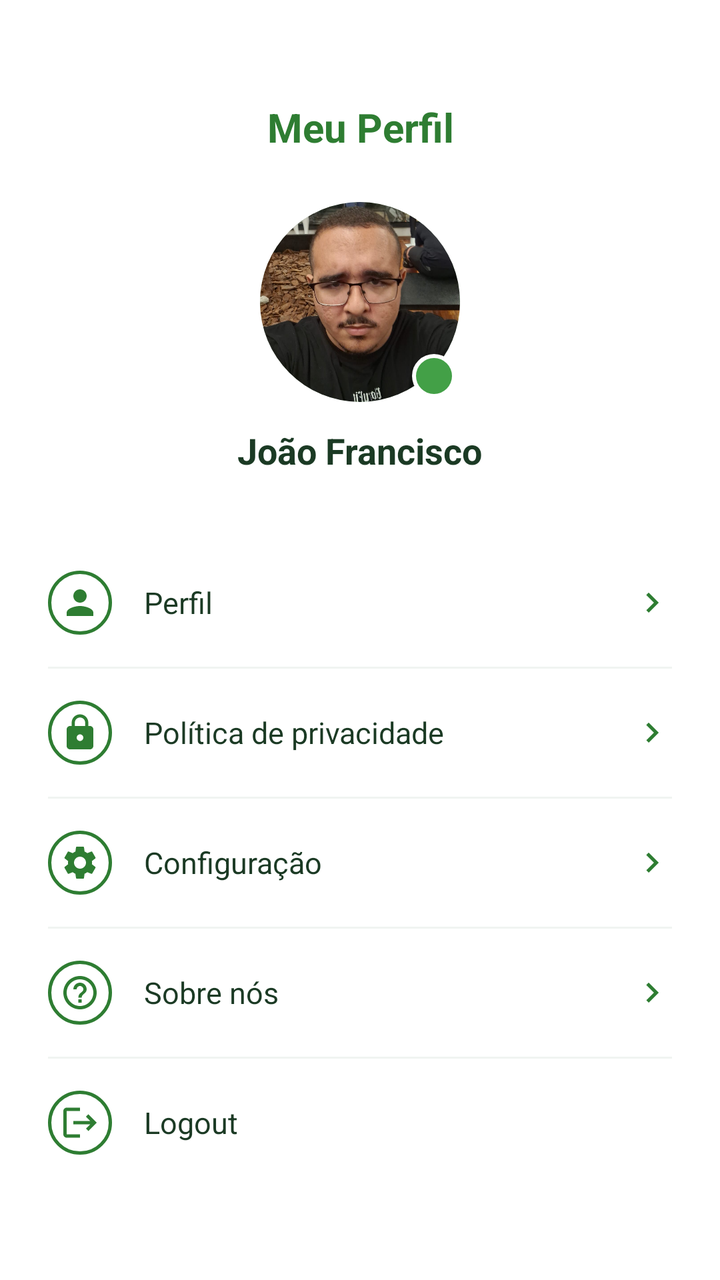
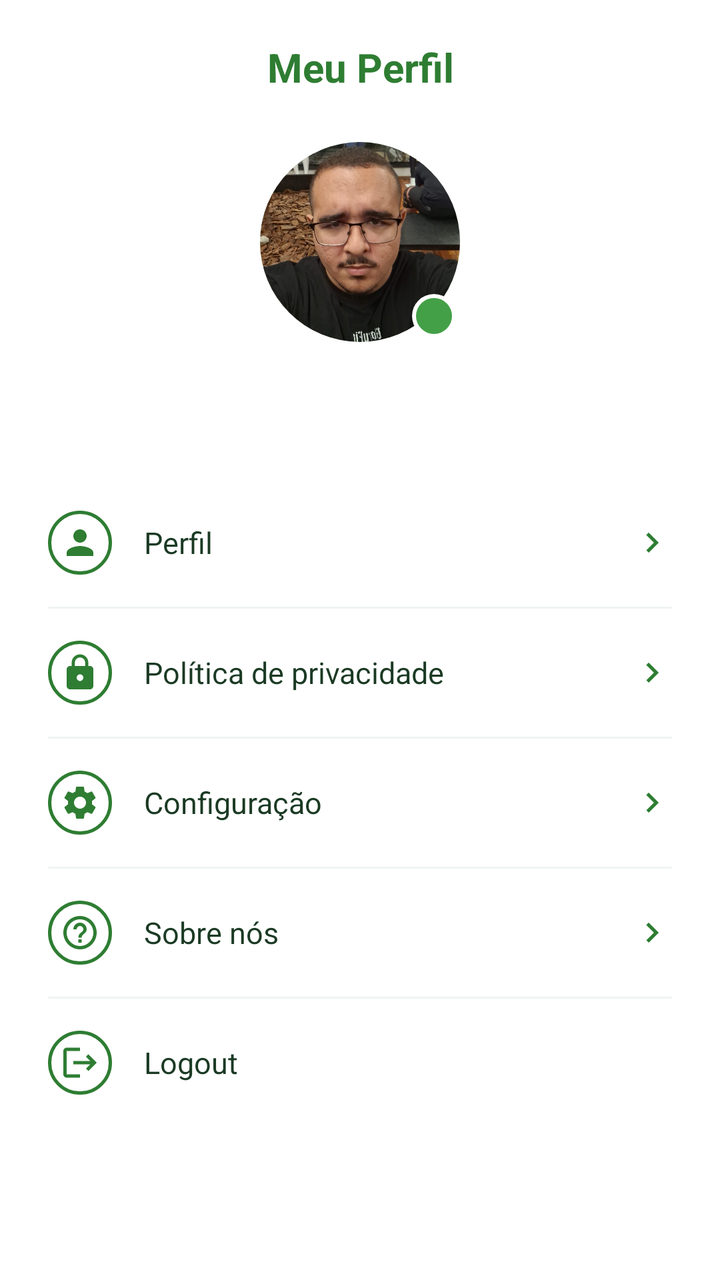

Before-and-after screenshots of an Android layout around one commit, followed by the original layout XML and the change that was made.
<!-- AndroidManifest.xml: application theme android:Theme.Material.Light.NoActionBar -->
<!-- res/layout/fragment_perfil.xml -->
<ScrollView android:layout_width="match_parent" android:layout_height="match_parent" android:background="#FFFFFF" android:fillViewport="true" xmlns:android="http://schemas.android.com/apk/res/android"><LinearLayout android:layout_width="match_parent" android:layout_height="wrap_content" android:orientation="vertical" android:paddingLeft="24dp" android:paddingRight="24dp" android:paddingTop="50dp" android:paddingBottom="30dp"><TextView android:layout_width="match_parent" android:layout_height="wrap_content" android:text="Meu Perfil" android:textSize="20sp" android:textStyle="bold" android:textColor="#2E7D32" android:gravity="center" android:layout_marginBottom="24dp" /><LinearLayout android:layout_width="match_parent" android:layout_height="wrap_content" android:orientation="vertical" android:gravity="center" android:layout_marginBottom="36dp"><FrameLayout android:layout_width="100dp" android:layout_height="100dp"><ImageView android:id="@+id/imgPerfilUser" android:layout_width="100dp" android:layout_height="100dp" android:src="@drawable/user_photo" android:scaleType="centerCrop" android:background="@drawable/bg_circle_avatar" android:clipToOutline="true" /><FrameLayout android:layout_width="22dp" android:layout_height="22dp" android:layout_gravity="bottom|right" android:layout_marginRight="2dp" android:layout_marginBottom="2dp" android:background="@drawable/bg_badge_green_border"></FrameLayout></FrameLayout><TextView android:id="@+id/txtPerfilName" android:layout_width="wrap_content" android:layout_height="wrap_content" android:layout_marginTop="12dp" android:text="João Francisco" android:textSize="18sp" android:textStyle="bold" android:textColor="#1B3A24" /></LinearLayout><LinearLayout android:id="@+id/menuProfile" android:layout_width="match_parent" android:layout_height="56dp" android:orientation="horizontal" android:gravity="center_vertical" android:layout_marginBottom="4dp" android:clickable="true" android:focusable="true" android:background="?attr/selectableItemBackground"><ImageView android:layout_width="32dp" android:layout_height="32dp" android:src="@drawable/ic_menu_profile" /><TextView android:layout_width="0dp" android:layout_height="wrap_content" android:layout_weight="1" android:layout_marginLeft="16dp" android:text="Perfil" android:textSize="15sp" android:textColor="#1B3A24" /><ImageView android:layout_width="20dp" android:layout_height="20dp" android:src="@drawable/ic_chevron_right_green" /></LinearLayout><View android:layout_width="match_parent" android:layout_height="1dp" android:background="#F0F4F1" android:layout_marginBottom="4dp" /><LinearLayout android:id="@+id/menuPrivacy" android:layout_width="match_parent" android:layout_height="56dp" android:orientation="horizontal" android:gravity="center_vertical" android:layout_marginBottom="4dp" android:clickable="true" android:focusable="true" android:background="?attr/selectableItemBackground"><ImageView android:layout_width="32dp" android:layout_height="32dp" android:src="@drawable/ic_menu_privacy" /><TextView android:layout_width="0dp" android:layout_height="wrap_content" android:layout_weight="1" android:layout_marginLeft="16dp" android:text="Política de privacidade" android:textSize="15sp" android:textColor="#1B3A24" /><ImageView android:layout_width="20dp" android:layout_height="20dp" android:src="@drawable/ic_chevron_right_green" /></LinearLayout><View android:layout_width="match_parent" android:layout_height="1dp" android:background="#F0F4F1" android:layout_marginBottom="4dp" /><LinearLayout android:id="@+id/menuSettings" android:layout_width="match_parent" android:layout_height="56dp" android:orientation="horizontal" android:gravity="center_vertical" android:layout_marginBottom="4dp" android:clickable="true" android:focusable="true" android:background="?attr/selectableItemBackground"><ImageView android:layout_width="32dp" android:layout_height="32dp" android:src="@drawable/ic_menu_settings" /><TextView android:layout_width="0dp" android:layout_height="wrap_content" android:layout_weight="1" android:layout_marginLeft="16dp" android:text="Configuração" android:textSize="15sp" android:textColor="#1B3A24" /><ImageView android:layout_width="20dp" android:layout_height="20dp" android:src="@drawable/ic_chevron_right_green" /></LinearLayout><View android:layout_width="match_parent" android:layout_height="1dp" android:background="#F0F4F1" android:layout_marginBottom="4dp" /><LinearLayout android:id="@+id/menuHelp" android:layout_width="match_parent" android:layout_height="56dp" android:orientation="horizontal" android:gravity="center_vertical" android:layout_marginBottom="4dp" android:clickable="true" android:focusable="true" android:background="?attr/selectableItemBackground"><ImageView android:layout_width="32dp" android:layout_height="32dp" android:src="@drawable/ic_menu_help" /><TextView android:layout_width="0dp" android:layout_height="wrap_content" android:layout_weight="1" android:layout_marginLeft="16dp" android:text="Sobre nós" android:textSize="15sp" android:textColor="#1B3A24" /><ImageView android:layout_width="20dp" android:layout_height="20dp" android:src="@drawable/ic_chevron_right_green" /></LinearLayout><View android:layout_width="match_parent" android:layout_height="1dp" android:background="#F0F4F1" android:layout_marginBottom="4dp" /><LinearLayout android:id="@+id/menuLogout" android:layout_width="match_parent" android:layout_height="56dp" android:orientation="horizontal" android:gravity="center_vertical" android:clickable="true" android:focusable="true" android:background="?attr/selectableItemBackground"><ImageView android:layout_width="32dp" android:layout_height="32dp" android:src="@drawable/ic_menu_logout" /><TextView android:id="@+id/txtMenuLogout" android:layout_width="wrap_content" android:layout_height="wrap_content" android:layout_marginLeft="16dp" android:text="Logout" android:textSize="15sp" android:textColor="#1B3A24" /></LinearLayout></LinearLayout></ScrollView>
<!-- resources referenced by this layout -->
<resources>
  <!-- drawable bg_badge_green_border (drawable) -->
  <layer-list xmlns:android="http://schemas.android.com/apk/res/android"><item><shape android:shape="oval"><solid android:color="#FFFFFF" /></shape></item><item android:left="2dp" android:top="2dp" android:right="2dp" android:bottom="2dp"><shape android:shape="oval"><solid android:color="#43A047" /></shape></item></layer-list>
  <!-- drawable bg_circle_avatar (drawable) -->
  <shape android:shape="oval" xmlns:android="http://schemas.android.com/apk/res/android"><solid android:color="#A5D6A7" /></shape>
  <!-- drawable ic_chevron_right_green (drawable) -->
  <vector android:width="20dp" android:height="20dp" android:viewportWidth="24" android:viewportHeight="24" xmlns:android="http://schemas.android.com/apk/res/android"><path android:fillColor="#2E7D32" android:pathData="M10,6L8.59,7.41 13.17,12l-4.58,4.59L10,18l6,-6z" /></vector>
  <!-- drawable ic_menu_logout (drawable) -->
  <layer-list xmlns:android="http://schemas.android.com/apk/res/android"><item><shape android:shape="oval"><solid android:color="#FFFFFF" /><stroke android:width="1.5dp" android:color="#2E7D32" /><size android:width="32dp" android:height="32dp" /></shape></item><item android:left="6dp" android:top="6dp" android:right="6dp" android:bottom="6dp"><vector android:width="20dp" android:height="20dp" android:viewportWidth="24" android:viewportHeight="24" xmlns:android="http://schemas.android.com/apk/res/android"><path android:fillColor="#2E7D32" android:pathData="M17,7l-1.41,1.41L18.17,11H8v2h10.17l-2.58,2.58L17,17l5,-5zM4,5h8V3H4C2.9,3 2,3.9 2,5v14c0,1.1 0.9,2 2,2h8v-2H4V5z" /></vector></item></layer-list>
  <!-- drawable ic_menu_privacy (drawable) -->
  <layer-list xmlns:android="http://schemas.android.com/apk/res/android"><item><shape android:shape="oval"><solid android:color="#FFFFFF" /><stroke android:width="1.5dp" android:color="#2E7D32" /><size android:width="32dp" android:height="32dp" /></shape></item><item android:left="6dp" android:top="6dp" android:right="6dp" android:bottom="6dp"><vector android:width="20dp" android:height="20dp" android:viewportWidth="24" android:viewportHeight="24" xmlns:android="http://schemas.android.com/apk/res/android"><path android:fillColor="#2E7D32" android:pathData="M18,8h-1V6c0,-2.76 -2.24,-5 -5,-5S7,3.24 7,6v2H6c-1.1,0 -2,0.9 -2,2v10c0,1.1 0.9,2 2,2h12c1.1,0 2,-0.9 2,-2V10c0,-1.1 -0.9,-2 -2,-2zM12,17c-1.1,0 -2,-0.9 -2,-2s0.9,-2 2,-2 2,0.9 2,2 -0.9,2 -2,2zM15.1,8H8.9V6c0,-1.71 1.39,-3.1 3.1,-3.1 1.71,0 3.1,1.39 3.1,3.1v2z" /></vector></item></layer-list>
  <!-- drawable ic_menu_profile (drawable) -->
  <layer-list xmlns:android="http://schemas.android.com/apk/res/android"><item><shape android:shape="oval"><solid android:color="#FFFFFF" /><stroke android:width="1.5dp" android:color="#2E7D32" /><size android:width="32dp" android:height="32dp" /></shape></item><item android:left="6dp" android:top="6dp" android:right="6dp" android:bottom="6dp"><vector android:width="20dp" android:height="20dp" android:viewportWidth="24" android:viewportHeight="24" xmlns:android="http://schemas.android.com/apk/res/android"><path android:fillColor="#2E7D32" android:pathData="M12,12c2.21,0 4,-1.79 4,-4s-1.79,-4 -4,-4 -4,1.79 -4,4 1.79,4 4,4zM12,14c-2.67,0 -8,1.34 -8,4v2h16v-2c0,-2.66 -5.33,-4 -8,-4z" /></vector></item></layer-list>
  <!-- unchanged entries left out for length: 3 -->
</resources>

<!-- the commit's change to res/layout/fragment_perfil.xml (unified diff, before → after) -->
@@ -1 +1 @@
-<ScrollView android:layout_width="match_parent" android:layout_height="match_parent" android:background="#FFFFFF" android:fillViewport="true" xmlns:android="http://schemas.android.com/apk/res/android"><LinearLayout android:layout_width="match_parent" android:layout_height="wrap_content" android:orientation="vertical" android:paddingLeft="24dp" android:paddingRight="24dp" android:paddingTop="50dp" android:paddingBottom="30dp"><TextView android:layout_width="match_parent" android:layout_height="wrap_content" android:text="Meu Perfil" android:textSize="20sp" android:textStyle="bold" android:textColor="#2E7D32" android:gravity="center" android:layout_marginBottom="24dp" /><LinearLayout android:layout_width="match_parent" android:layout_height="wrap_content" android:orientation="vertical" android:gravity="center" android:layout_marginBottom="36dp"><FrameLayout android:layout_width="100dp" android:layout_height="100dp"><ImageView android:id="@+id/imgPerfilUser" android:layout_width="100dp" android:layout_height="100dp" android:src="@drawable/user_photo" android:scaleType="centerCrop" android:background="@drawable/bg_circle_avatar" android:clipToOutline="true" /><FrameLayout android:layout_width="22dp" android:layout_height="22dp" android:layout_gravity="bottom|right" android:layout_marginRight="2dp" android:layout_marginBottom="2dp" android:background="@drawable/bg_badge_green_border"></FrameLayout></FrameLayout><TextView android:id="@+id/txtPerfilName" android:layout_width="wrap_content" android:layout_height="wrap_content" android:layout_marginTop="12dp" android:text="João Francisco" android:textSize="18sp" android:textStyle="bold" android:textColor="#1B3A24" /></LinearLayout><LinearLayout android:id="@+id/menuProfile" android:layout_width="match_parent" android:layout_height="56dp" android:orientation="horizontal" android:gravity="center_vertical" android:layout_marginBottom="4dp" android:clickable="true" android:focusable="true" android:background="?attr/selectableItemBackground"><ImageView android:layout_width="32dp" android:layout_height="32dp" android:src="@drawable/ic_menu_profile" /><TextView android:layout_width="0dp" android:layout_height="wrap_content" android:layout_weight="1" android:layout_marginLeft="16dp" android:text="Perfil" android:textSize="15sp" android:textColor="#1B3A24" /><ImageView android:layout_width="20dp" android:layout_height="20dp" android:src="@drawable/ic_chevron_right_green" /></LinearLayout><View android:layout_width="match_parent" android:layout_height="1dp" android:background="#F0F4F1" android:layout_marginBottom="4dp" /><LinearLayout android:id="@+id/menuPrivacy" android:layout_width="match_parent" android:layout_height="56dp" android:orientation="horizontal" android:gravity="center_vertical" android:layout_marginBottom="4dp" android:clickable="true" android:focusable="true" android:background="?attr/selectableItemBackground"><ImageView android:layout_width="32dp" android:layout_height="32dp" android:src="@drawable/ic_menu_privacy" /><TextView android:layout_width="0dp" android:layout_height="wrap_content" android:layout_weight="1" android:layout_marginLeft="16dp" android:text="Política de privacidade" android:textSize="15sp" android:textColor="#1B3A24" /><ImageView android:layout_width="20dp" android:layout_height="20dp" android:src="@drawable/ic_chevron_right_green" /></LinearLayout><View android:layout_width="match_parent" android:layout_height="1dp" android:background="#F0F4F1" android:layout_marginBottom="4dp" /><LinearLayout android:id="@+id/menuSettings" android:layout_width="match_parent" android:layout_height="56dp" android:orientation="horizontal" android:gravity="center_vertical" android:layout_marginBottom="4dp" android:clickable="true" android:focusable="true" android:background="?attr/selectableItemBackground"><ImageView android:layout_width="32dp" android:layout_height="32dp" android:src="@drawable/ic_menu_settings" /><TextView android:layout_width="0dp" android:layout_height="wrap_content" android:layout_weight="1" android:layout_marginLeft="16dp" android:text="Configuração" android:textSize="15sp" android:textColor="#1B3A24" /><ImageView android:layout_width="20dp" android:layout_height="20dp" android:src="@drawable/ic_chevron_right_green" /></LinearLayout><View android:layout_width="match_parent" android:layout_height="1dp" android:background="#F0F4F1" android:layout_marginBottom="4dp" /><LinearLayout android:id="@+id/menuHelp" android:layout_width="match_parent" android:layout_height="56dp" android:orientation="horizontal" android:gravity="center_vertical" android:layout_marginBottom="4dp" android:clickable="true" android:focusable="true" android:background="?attr/selectableItemBackground"><ImageView android:layout_width="32dp" android:layout_height="32dp" android:src="@drawable/ic_menu_help" /><TextView android:layout_width="0dp" android:layout_height="wrap_content" android:layout_weight="1" android:layout_marginLeft="16dp" android:text="Sobre nós" android:textSize="15sp" android:textColor="#1B3A24" /><ImageView android:layout_width="20dp" android:layout_height="20dp" android:src="@drawable/ic_chevron_right_green" /></LinearLayout><View android:layout_width="match_parent" android:layout_height="1dp" android:background="#F0F4F1" android:layout_marginBottom="4dp" /><LinearLayout android:id="@+id/menuLogout" android:layout_width="match_parent" android:layout_height="56dp" android:orientation="horizontal" android:gravity="center_vertical" android:clickable="true" android:focusable="true" android:background="?attr/selectableItemBackground"><ImageView android:layout_width="32dp" android:layout_height="32dp" android:src="@drawable/ic_menu_logout" /><TextView android:id="@+id/txtMenuLogout" android:layout_width="wrap_content" android:layout_height="wrap_content" android:layout_marginLeft="16dp" android:text="Logout" android:textSize="15sp" android:textColor="#1B3A24" /></LinearLayout></LinearLayout></ScrollView>
+<ScrollView android:layout_width="match_parent" android:layout_height="match_parent" android:background="#FFFFFF" android:fillViewport="true" xmlns:android="http://schemas.android.com/apk/res/android"><LinearLayout android:layout_width="match_parent" android:layout_height="wrap_content" android:orientation="vertical" android:paddingLeft="24dp" android:paddingRight="24dp" android:paddingTop="20dp" android:paddingBottom="30dp"><TextView android:layout_width="match_parent" android:layout_height="wrap_content" android:text="Meu Perfil" android:textSize="20sp" android:textStyle="bold" android:textColor="#2E7D32" android:gravity="center" android:layout_marginBottom="24dp" /><LinearLayout android:layout_width="match_parent" android:layout_height="wrap_content" android:orientation="vertical" android:gravity="center" android:layout_marginBottom="36dp"><FrameLayout android:layout_width="100dp" android:layout_height="100dp"><ImageView android:id="@+id/imgPerfilUser" android:layout_width="100dp" android:layout_height="100dp" android:src="@drawable/user_photo" android:scaleType="centerCrop" android:background="@drawable/bg_circle_avatar" android:clipToOutline="true" /><FrameLayout android:layout_width="22dp" android:layout_height="22dp" android:layout_gravity="bottom|right" android:layout_marginRight="2dp" android:layout_marginBottom="2dp" android:background="@drawable/bg_badge_green_border"></FrameLayout></FrameLayout><TextView android:id="@+id/txtPerfilName" android:layout_width="wrap_content" android:layout_height="wrap_content" android:layout_marginTop="12dp" android:textSize="18sp" android:textStyle="bold" android:textColor="#1B3A24" /></LinearLayout><LinearLayout android:id="@+id/menuProfile" android:layout_width="match_parent" android:layout_height="56dp" android:orientation="horizontal" android:gravity="center_vertical" android:layout_marginBottom="4dp" android:clickable="true" android:focusable="true" android:background="?attr/selectableItemBackground"><ImageView android:layout_width="32dp" android:layout_height="32dp" android:src="@drawable/ic_menu_profile" /><TextView android:layout_width="0dp" android:layout_height="wrap_content" android:layout_weight="1" android:layout_marginLeft="16dp" android:text="Perfil" android:textSize="15sp" android:textColor="#1B3A24" /><ImageView android:layout_width="20dp" android:layout_height="20dp" android:src="@drawable/ic_chevron_right_green" /></LinearLayout><View android:layout_width="match_parent" android:layout_height="1dp" android:background="#F0F4F1" android:layout_marginBottom="4dp" /><LinearLayout android:id="@+id/menuPrivacy" android:layout_width="match_parent" android:layout_height="56dp" android:orientation="horizontal" android:gravity="center_vertical" android:layout_marginBottom="4dp" android:clickable="true" android:focusable="true" android:background="?attr/selectableItemBackground"><ImageView android:layout_width="32dp" android:layout_height="32dp" android:src="@drawable/ic_menu_privacy" /><TextView android:layout_width="0dp" android:layout_height="wrap_content" android:layout_weight="1" android:layout_marginLeft="16dp" android:text="Política de privacidade" android:textSize="15sp" android:textColor="#1B3A24" /><ImageView android:layout_width="20dp" android:layout_height="20dp" android:src="@drawable/ic_chevron_right_green" /></LinearLayout><View android:layout_width="match_parent" android:layout_height="1dp" android:background="#F0F4F1" android:layout_marginBottom="4dp" /><LinearLayout android:id="@+id/menuSettings" android:layout_width="match_parent" android:layout_height="56dp" android:orientation="horizontal" android:gravity="center_vertical" android:layout_marginBottom="4dp" android:clickable="true" android:focusable="true" android:background="?attr/selectableItemBackground"><ImageView android:layout_width="32dp" android:layout_height="32dp" android:src="@drawable/ic_menu_settings" /><TextView android:layout_width="0dp" android:layout_height="wrap_content" android:layout_weight="1" android:layout_marginLeft="16dp" android:text="Configuração" android:textSize="15sp" android:textColor="#1B3A24" /><ImageView android:layout_width="20dp" android:layout_height="20dp" android:src="@drawable/ic_chevron_right_green" /></LinearLayout><View android:layout_width="match_parent" android:layout_height="1dp" android:background="#F0F4F1" android:layout_marginBottom="4dp" /><LinearLayout android:id="@+id/menuHelp" android:layout_width="match_parent" android:layout_height="56dp" android:orientation="horizontal" android:gravity="center_vertical" android:layout_marginBottom="4dp" android:clickable="true" android:focusable="true" android:background="?attr/selectableItemBackground"><ImageView android:layout_width="32dp" android:layout_height="32dp" android:src="@drawable/ic_menu_help" /><TextView android:layout_width="0dp" android:layout_height="wrap_content" android:layout_weight="1" android:layout_marginLeft="16dp" android:text="Sobre nós" android:textSize="15sp" android:textColor="#1B3A24" /><ImageView android:layout_width="20dp" android:layout_height="20dp" android:src="@drawable/ic_chevron_right_green" /></LinearLayout><View android:layout_width="match_parent" android:layout_height="1dp" android:background="#F0F4F1" android:layout_marginBottom="4dp" /><LinearLayout android:id="@+id/menuLogout" android:layout_width="match_parent" android:layout_height="56dp" android:orientation="horizontal" android:gravity="center_vertical" android:clickable="true" android:focusable="true" android:background="?attr/selectableItemBackground"><ImageView android:layout_width="32dp" android:layout_height="32dp" android:src="@drawable/ic_menu_logout" /><TextView android:id="@+id/txtMenuLogout" android:layout_width="wrap_content" android:layout_height="wrap_content" android:layout_marginLeft="16dp" android:text="Logout" android:textSize="15sp" android:textColor="#1B3A24" /></LinearLayout></LinearLayout></ScrollView>
